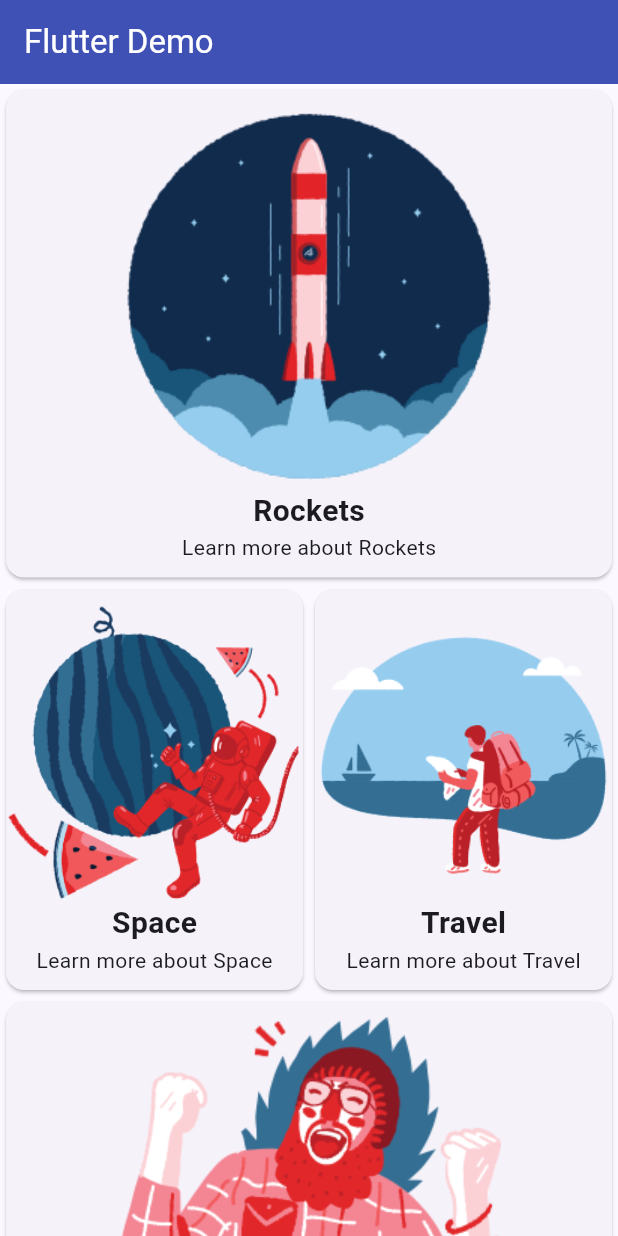
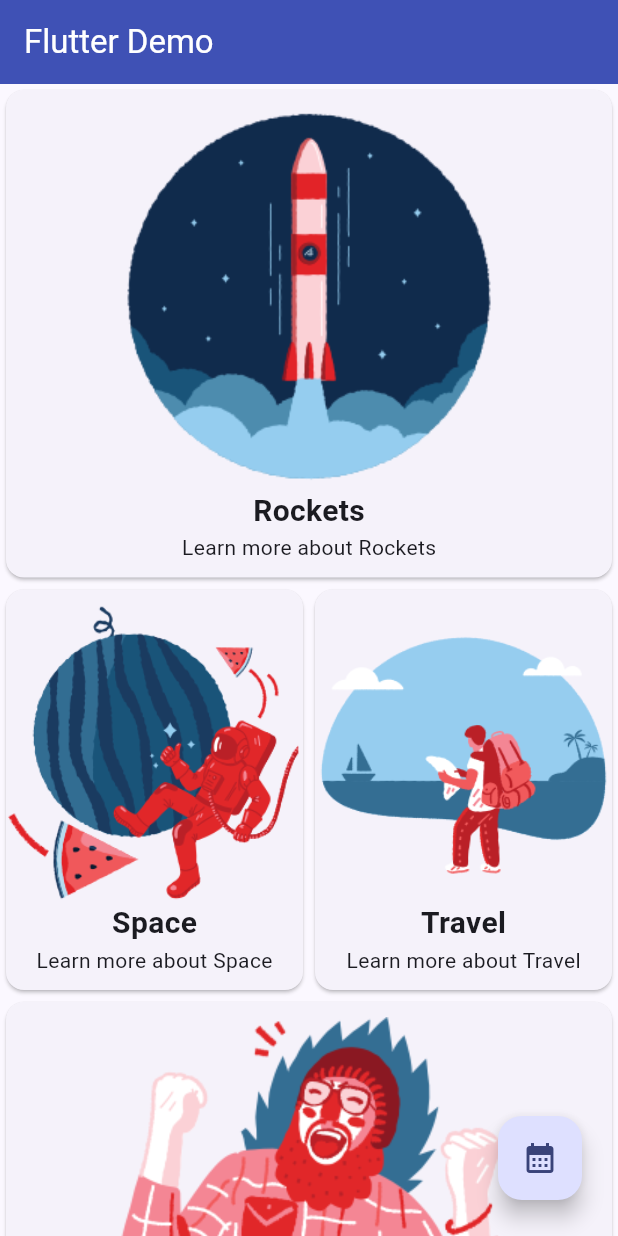
Before and after one commit to noliveira95/spacely, a Flutter app: the screen it shows after launch, on a phone screen of 412 x 824 dp. Run offline on Flutter 3.47's test engine with Material 3 defaults, Android fonts, the light colour scheme and no system bars.

Commit message:
feat: add FAB

```diff
--- a/lib/pages/home.dart
+++ b/lib/pages/home.dart
@@ -8,6 +8,15 @@ class HomePage extends StatelessWidget {
   @override
   Widget build(BuildContext context) {
     return Scaffold(
+      floatingActionButton: Padding(
+        padding: const EdgeInsets.all(8.0),
+        child: FloatingActionButton(
+          onPressed: () {
+            debugPrint('Calendar button pressed');
+          },
+          child: const Icon(Icons.calendar_month),
+        ),
+      ),
       appBar: AppBar(
         title:
             const Text('Flutter Demo', style: TextStyle(color: Colors.white)),
```
